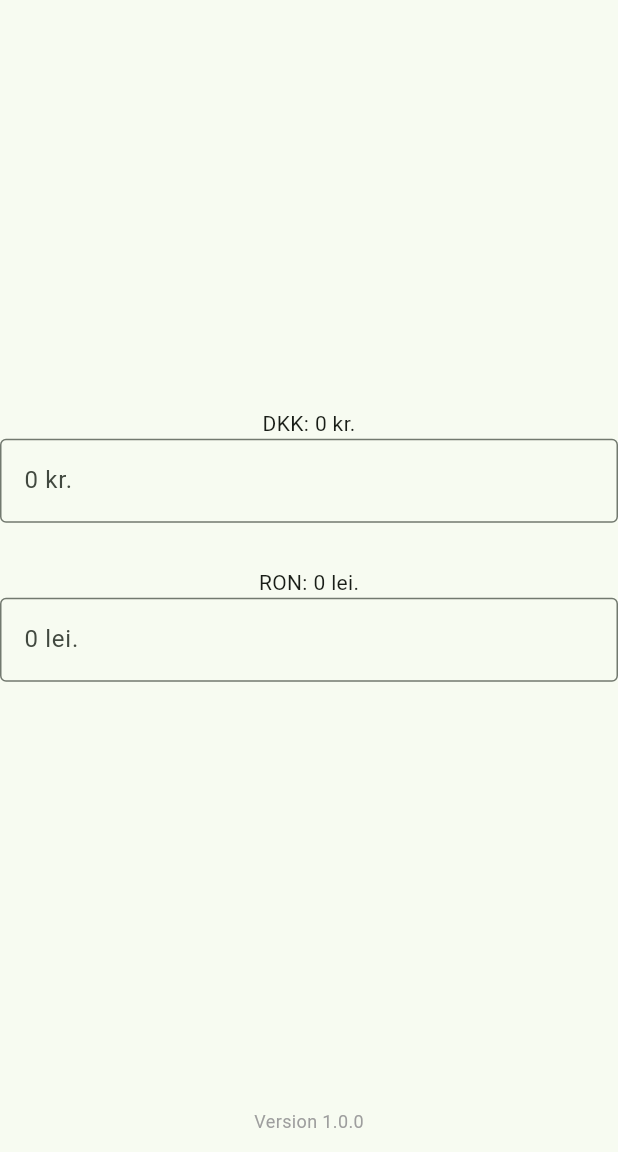
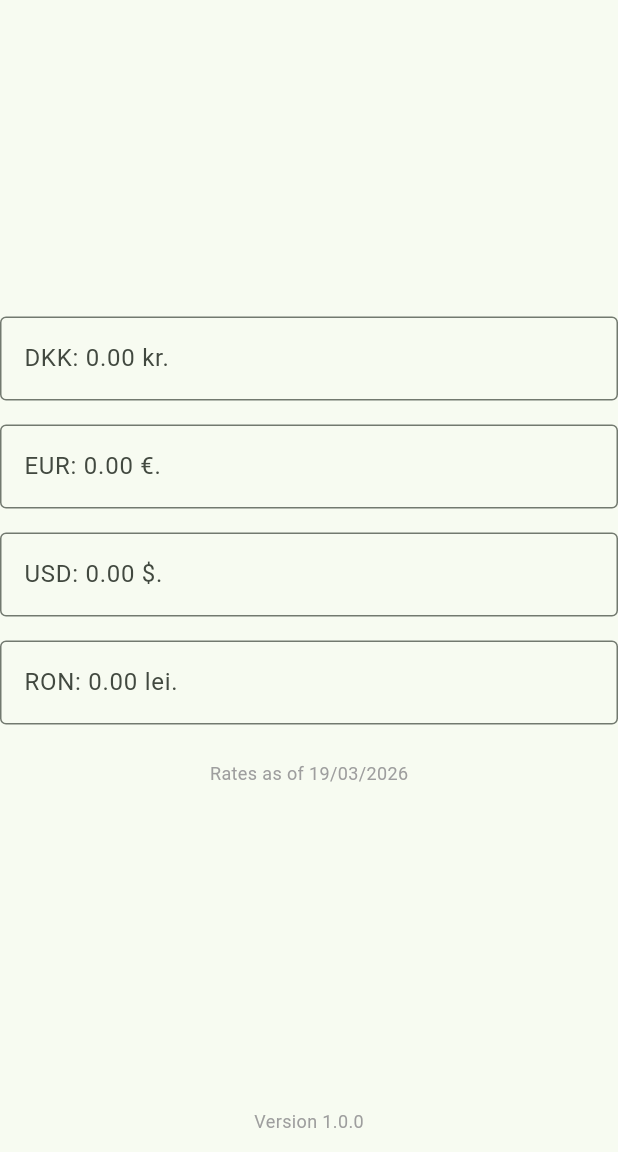
Before and after one commit to Vandreic/ValutaExchanger, a Flutter app: the screen it shows after launch, on a phone screen of 412 x 824 dp, the part 84-1236 px from its top. Run offline on Flutter 3.47's test engine with Material 3 defaults, Android fonts, the phone set to English and light mode, and no system bars.

Commit message:
Expand to 4 currencies, EUR-base conversion
- Extend support from DKK/RON to EUR, DKK, USD, and RON
- Use EUR as base for all conversions instead of pairwise rates
- Add CurrencyInputField as a reusable widget for currency inputs
- Centralize conversion in handleCurrencyChanged for syncing all four fields

```diff
--- a/lib/main.dart
+++ b/lib/main.dart
@@ -1,6 +1,6 @@
 import 'package:flutter/material.dart';
-import 'package:flutter/services.dart';
 import 'package:valuta_exchanger/services/currency_service.dart';
+import 'package:valuta_exchanger/widgets/currency_input_field.dart';
 
 const String appName = 'Valuta Exchanger';
 const String appVersion = '1.0.0';
@@ -29,7 +29,10 @@ class MyHomePage extends StatefulWidget {
   MyHomePage({super.key, required this.title});
 
   final String title;
+  // Each input field has its own controller - we need one per TextField
+  final TextEditingController eurController = TextEditingController();
   final TextEditingController dkkController = TextEditingController();
+  final TextEditingController usdController = TextEditingController();
   final TextEditingController ronController = TextEditingController();
 
   @override
@@ -37,21 +40,62 @@ class MyHomePage extends StatefulWidget {
 }
 
 class _MyHomePageState extends State<MyHomePage> {
+  // Store the last converted amounts - used for label text display
+  double? eurAmount;
   double? dkkAmount;
   double? ronAmount;
+  double? usdAmount;
 
-  void convertDKKToRON(double amount) {
-    setState(() {
-      dkkAmount = amount;
-      ronAmount = CurrencyService.convertDKKToRON(amount);
-    });
-  }
+  /// IMPORTANT: When we update a controller's text programmatically (e.g. after
+  /// converting), the TextField's onChanged fires. That would call
+  /// handleCurrencyChanged again, which would try to convert and update again,
+  /// causing an infinite loop. This flag tells us to ignore those programmatic
+  /// updates - we only want to react when the USER types something.
+  bool _isProgrammaticUpdate = false;
 
-  void convertRONToDKK(double amount) {
-    setState(() {
-      ronAmount = amount;
-      dkkAmount = CurrencyService.convertRONToDKK(amount);
-    });
+  /// Called whenever the user types in any currency field.
+  /// Flow: parse value -> convert to EUR -> convert EUR to all others ->
+  /// update the OTHER three fields (not the one being edited) -> setState.
+  void handleCurrencyChanged(Currency currency, String value) {
+    // Skip if this was triggered by us updating a controller, not by user input
+    if (_isProgrammaticUpdate) return;
+
+    try {
+      // Step 1: Get all converted amounts using our two-step conversion
+      // (user's currency -> EUR -> all other currencies)
+      final amounts = CurrencyService.convertAllFrom(currency, value);
+
+      // Step 2: Update our state so the labels show the right values
+      setState(() {
+        eurAmount = amounts.eurAmount;
+        dkkAmount = amounts.dkkAmount;
+        ronAmount = amounts.ronAmount;
+        usdAmount = amounts.usdAmount;
+      });
+
+      // Step 3: Update the OTHER text fields with their converted values
+      // We must not update the field the user is typing in - that would
+      // mess up their input. Setting controller.text triggers onChanged,
+      // so we set the flag first to ignore those callbacks.
+      _isProgrammaticUpdate = true;
+
+      if (currency != Currency.eur) {
+        widget.eurController.text = (amounts.eurAmount ?? 0).toStringAsFixed(2);
+      }
+      if (currency != Currency.dkk) {
+        widget.dkkController.text = (amounts.dkkAmount ?? 0).toStringAsFixed(2);
+      }
+      if (currency != Currency.ron) {
+        widget.ronController.text = (amounts.ronAmount ?? 0).toStringAsFixed(2);
+      }
+      if (currency != Currency.usd) {
+        widget.usdController.text = (amounts.usdAmount ?? 0).toStringAsFixed(2);
+      }
+    } finally {
+      // Always reset the flag, even if something threw - prevents us from
+      // getting stuck and never reacting to user input again
+      _isProgrammaticUpdate = false;
+    }
   }
 
   @override
@@ -61,6 +105,7 @@ class _MyHomePageState extends State<MyHomePage> {
         backgroundColor: Theme.of(context).colorScheme.inversePrimary,
         title: Text(widget.title),
         centerTitle: true,
+        elevation: 0,
       ),
       body: Column(
         children: [
@@ -70,50 +115,47 @@ class _MyHomePageState extends State<MyHomePage> {
                 child: Column(
                   mainAxisAlignment: MainAxisAlignment.center,
                   children: [
-                    Text("DKK: ${dkkAmount?.toStringAsFixed(2) ?? 0} kr."),
-                    TextField(
+                    // DKK input field
+                    CurrencyInputField(
+                      currency: Currency.dkk,
                       controller: widget.dkkController,
-                      keyboardType: TextInputType.numberWithOptions(
-                        decimal: true,
-                      ),
-                      inputFormatters: [
-                        FilteringTextInputFormatter.allow(
-                          RegExp(r'-?\d*\.?\d*'),
-                        ),
-                      ],
-                      decoration: InputDecoration(
-                        border: OutlineInputBorder(),
-                        labelText: "${dkkAmount?.toStringAsFixed(2) ?? 0} kr.",
-                        hintText: "Enter amount in DKK...",
-                      ),
-                      onChanged: (value) {
-                        convertDKKToRON(
-                          double.tryParse(widget.dkkController.text) ?? 0,
-                        );
-                      },
+                      onChanged: (currency, value) =>
+                          handleCurrencyChanged(currency, value),
+                      labelText:
+                          "DKK: ${dkkAmount?.toStringAsFixed(2) ?? '0.00'} kr.",
                     ),
-                    SizedBox(height: 30),
-                    Text("RON: ${ronAmount?.toStringAsFixed(2) ?? 0} lei."),
-                    TextField(
+                    // EUR input field
+                    CurrencyInputField(
+                      currency: Currency.eur,
+                      controller: widget.eurController,
+                      onChanged: (currency, value) =>
+                          handleCurrencyChanged(currency, value),
+                      labelText:
+                          "EUR: ${eurAmount?.toStringAsFixed(2) ?? '0.00'} €.",
+                    ),
+                    // USD input field
+                    CurrencyInputField(
+                      currency: Currency.usd,
+                      controller: widget.usdController,
+                      onChanged: (currency, value) =>
+                          handleCurrencyChanged(currency, value),
+                      labelText:
+                          "USD: ${usdAmount?.toStringAsFixed(2) ?? '0.00'} \$.",
+                    ),
+                    // RON input field
+                    CurrencyInputField(
+                      currency: Currency.ron,
                       controller: widget.ronController,
-                      keyboardType: TextInputType.numberWithOptions(
-                        decimal: true,
-                      ),
-                      inputFormatters: [
-                        FilteringTextInputFormatter.allow(
-                          RegExp(r'-?\d*\.?\d*'),
-                        ),
-                      ],
-                      decoration: InputDecoration(
-                        border: OutlineInputBorder(),
-                        labelText: "${ronAmount?.toStringAsFixed(2) ?? 0} lei.",
-                        hintText: "Enter amount in RON...",
-                      ),
-                      onChanged: (value) {
-                        convertRONToDKK(
-                          double.tryParse(widget.ronController.text) ?? 0,
-                        );
-                      },
+                      onChanged: (currency, value) =>
+                          handleCurrencyChanged(currency, value),
+                      labelText:
+                          "RON: ${ronAmount?.toStringAsFixed(2) ?? '0.00'} lei.",
+                    ),
+                    SizedBox(height: 16),
+                    // Rates as of 19/03/2026
+                    Text(
+                      'Rates as of 19/03/2026',
+                      style: TextStyle(fontSize: 12, color: Colors.grey),
                     ),
                   ],
                 ),
@@ -121,10 +163,10 @@ class _MyHomePageState extends State<MyHomePage> {
             ),
           ),
           Padding(
-            padding: EdgeInsets.all(12),
+            padding: const EdgeInsets.all(12),
             child: Text(
               'Version $appVersion',
-              style: TextStyle(fontSize: 12, color: Colors.grey),
+              style: const TextStyle(fontSize: 12, color: Colors.grey),
             ),
           ),
         ],
--- a/lib/services/currency_service.dart
+++ b/lib/services/currency_service.dart
@@ -1,16 +1,86 @@
+/// Represents the four currencies supported by this app.
+enum Currency { eur, dkk, ron, usd }
+
+/// Static exchange rates from EUR to other currencies.
+/// We use EUR as the "base" - all conversions go through EUR first.
 class CurrencyRates {
   static const Map<String, double> currencyRates = {
-    "DKK_TO_RON": 1.53,
-    "RON_TO_DKK": 0.65,
+    // Rates as of 19/03/2026
+    "EUR_TO_DKK": 7.4720,
+    "EUR_TO_RON": 5.0938,
+    "EUR_TO_USD": 1.1500,
+    "EUR_TO_EUR": 1.00,
   };
 }
 
+/// Holds the converted amounts for all four currencies.
+/// Used as the return type when we convert from one currency to all others.
+class ConvertedCurrencyAmounts {
+  double? eurAmount;
+  double? dkkAmount;
+  double? ronAmount;
+  double? usdAmount;
+}
+
+/// Service that handles all currency conversions.
+/// Uses a two-step approach: any currency -> EUR -> all other currencies.
 class CurrencyService {
-  static double convertDKKToRON(double amount) {
-    return amount * CurrencyRates.currencyRates["DKK_TO_RON"]!;
+  /// Converts an amount from any currency into EUR (Euro).
+  /// Since our rates are stored as "EUR to X", we use the inverse when
+  /// converting TO EUR: divide by the rate instead of multiply.
+  /// Example: 100 DKK -> EUR = 100 / 7.46 ≈ 13.4 EUR
+  static double convertToEUR(Currency currency, double amount) {
+    switch (currency) {
+      case Currency.eur:
+        return amount; // Already in EUR
+      case Currency.dkk:
+        return amount / CurrencyRates.currencyRates["EUR_TO_DKK"]!;
+      case Currency.ron:
+        return amount / CurrencyRates.currencyRates["EUR_TO_RON"]!;
+      case Currency.usd:
+        return amount / CurrencyRates.currencyRates["EUR_TO_USD"]!;
+    }
   }
 
-  static double convertRONToDKK(double amount) {
-    return amount * CurrencyRates.currencyRates["RON_TO_DKK"]!;
+  /// Converts an amount in EUR to the given target currency.
+  /// Formula: amount_in_EUR * rate = amount_in_target
+  static double convertEURToDKK(double amount) {
+    return amount * CurrencyRates.currencyRates["EUR_TO_DKK"]!;
+  }
+
+  static double convertEURToRON(double amount) {
+    return amount * CurrencyRates.currencyRates["EUR_TO_RON"]!;
+  }
+
+  static double convertEURToUSD(double amount) {
+    return amount * CurrencyRates.currencyRates["EUR_TO_USD"]!;
+  }
+
+  static double convertEURToEUR(double amount) {
+    return amount;
+  }
+
+  /// Main conversion method: takes user input (currency + value string),
+  /// converts to EUR first, then converts from EUR to all other currencies.
+  /// Returns a ConvertedCurrencyAmounts object with all four values.
+  /// Empty or invalid input is treated as 0.
+  static ConvertedCurrencyAmounts convertAllFrom(
+    Currency sourceCurrency,
+    String value,
+  ) {
+    // Parse the text input - empty or invalid becomes 0
+    final amount = double.tryParse(value) ?? 0.0;
+
+    // Step 1: Convert from source currency to EUR (our base)
+    final amountInEUR = convertToEUR(sourceCurrency, amount);
+
+    // Step 2: Convert from EUR to all other currencies
+    final result = ConvertedCurrencyAmounts();
+    result.eurAmount = convertEURToEUR(amountInEUR);
+    result.dkkAmount = convertEURToDKK(amountInEUR);
+    result.ronAmount = convertEURToRON(amountInEUR);
+    result.usdAmount = convertEURToUSD(amountInEUR);
+
+    return result;
   }
 }
--- /dev/null
+++ b/lib/widgets/currency_input_field.dart
@@ -0,0 +1,48 @@
+import 'package:flutter/material.dart';
+import 'package:flutter/services.dart';
+import 'package:valuta_exchanger/services/currency_service.dart';
+
+/// Reusable text field for entering a currency amount.
+/// Only allows numbers and one decimal point - blocks letters and other chars.
+class CurrencyInputField extends StatelessWidget {
+  /// The controller that holds the text - shared with parent for updates
+  final TextEditingController controller;
+
+  /// Called when the user types - receives the currency and new value
+  final void Function(Currency currency, String value) onChanged;
+
+  /// Shown as the label above/beside the field (e.g. "DKK: 100.00 kr.")
+  final String labelText;
+
+  /// Which currency this field represents - used when calling onChanged
+  final Currency currency;
+
+  const CurrencyInputField({
+    super.key,
+    required this.currency,
+    required this.controller,
+    required this.onChanged,
+    required this.labelText,
+  });
+
+  @override
+  Widget build(BuildContext context) {
+    return Padding(
+      padding: const EdgeInsets.symmetric(vertical: 8),
+      child: TextField(
+        controller: controller,
+        keyboardType: const TextInputType.numberWithOptions(decimal: true),
+        // Only allow digits, optional minus, one decimal point
+        // Regex: -? = optional minus, \d* = digits, \.? = optional dot, \d* = more digits
+        inputFormatters: [
+          FilteringTextInputFormatter.allow(RegExp(r'-?\d*\.?\d*')),
+        ],
+        onChanged: (value) => onChanged(currency, value),
+        decoration: InputDecoration(
+          labelText: labelText,
+          border: const OutlineInputBorder(),
+        ),
+      ),
+    );
+  }
+}
```
Also changed, not shown: 1 other file.
